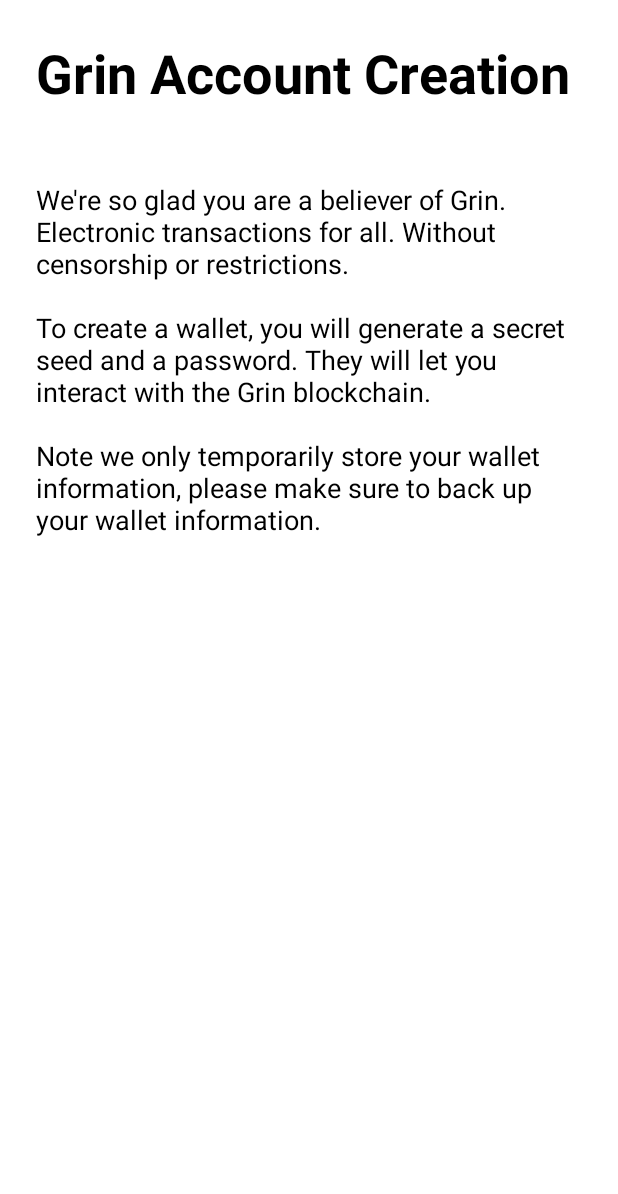
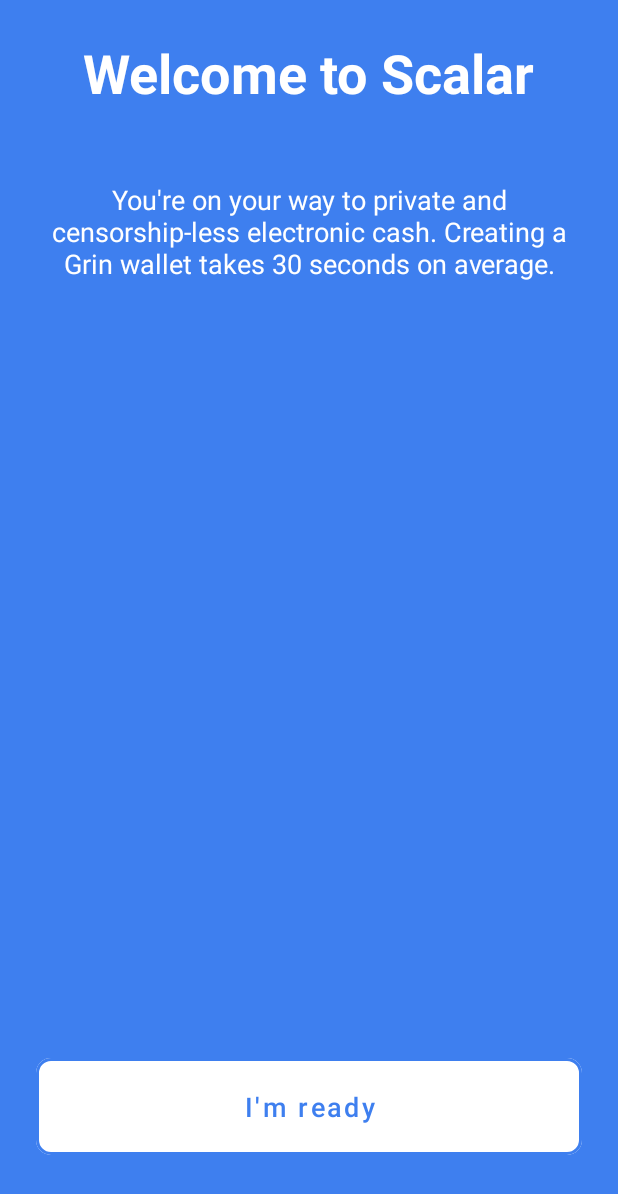
Before and after one commit to grin-wallet/scalar, an Android app: the CreateAccountActivity screen opened directly, with no data from a screen before it, on a phone screen of 412 x 824 dp. Shown: the top 1194 px of the screen. Run offline under Robolectric (Android 15) with nearby library versions, the phone set to English and light mode, and no system bars.

Commit message:
Simplify first Wallet creation screen

```diff
--- a/app/src/main/res/layout/activity_create_account.xml
+++ b/app/src/main/res/layout/activity_create_account.xml
@@ -4,25 +4,37 @@
     android:layout_width="match_parent"
     android:layout_height="match_parent"
     android:orientation="vertical"
+    android:background="@color/colorAccent"
+    android:paddingBottom="48dp"
     tools:context=".ui.creation.CreateAccountActivity">
 
     <TextView
         android:layout_width="wrap_content"
         android:layout_height="wrap_content"
         android:text="@string/create_account_title"
-        style="@style/TitleText" />
+        style="@style/TitleText"
+        android:layout_gravity="center"
+        android:textColor="@color/white"/>
 
     <TextView
         android:layout_width="wrap_content"
         android:layout_height="wrap_content"
         android:text="@string/create_account_intro"
+        android:textColor="@color/white"
+        android:gravity="center"
         style="@style/RegularTextView" />
+
+    <View
+        android:layout_width="wrap_content"
+        android:layout_height="0dp"
+        android:visibility="invisible"
+        android:layout_weight="1"/>
 
     <Button
         android:id="@+id/createWalletButton"
         android:layout_width="match_parent"
         android:layout_height="wrap_content"
         android:text="@string/ready"
-        style="@style/PrimaryButton" />
+        style="@style/AlternatePrimaryButton" />
 
 </LinearLayout>
--- a/app/src/main/res/values/strings.xml
+++ b/app/src/main/res/values/strings.xml
@@ -8,12 +8,9 @@
     <string name="description_wallet">Send and receive Grin.\nThe easy way.</string>
 
     <!-- Create Account -->
-    <string name="create_account_title">Grin Account Creation</string>
-    <string name="create_account_intro">We\'re so glad you are a believer of Grin. Electronic
-        transactions for all. Without censorship or restrictions.\n\nTo create a wallet, you will
-        generate a secret seed and a password. They will let you interact with the Grin blockchain.
-        \n\nNote we only temporarily store your wallet information, please make sure to back up your
-        wallet information.
+    <string name="create_account_title">Welcome to Scalar</string>
+    <string name="create_account_intro">You\'re on your way to private and censorship-less
+        electronic cash. Creating a Grin wallet takes 30 seconds on average.
     </string>
     <string name="recovery_phrase_title">Recovery Phrase</string>
     <string name="recovery_phrase_description">A recovery phrase is a series of 15 easy to remember
--- a/app/src/main/res/values/styles.xml
+++ b/app/src/main/res/values/styles.xml
@@ -32,6 +32,7 @@
         <item name="cornerRadius">10dp</item>
         <item name="strokeColor">@color/colorAccent</item>
         <item name="strokeWidth">2dp</item>
+        <item name="backgroundTint">@color/white</item>
     </style>
 
     <style name="ActionButton" parent="Widget.MaterialComponents.Button.UnelevatedButton">
```
